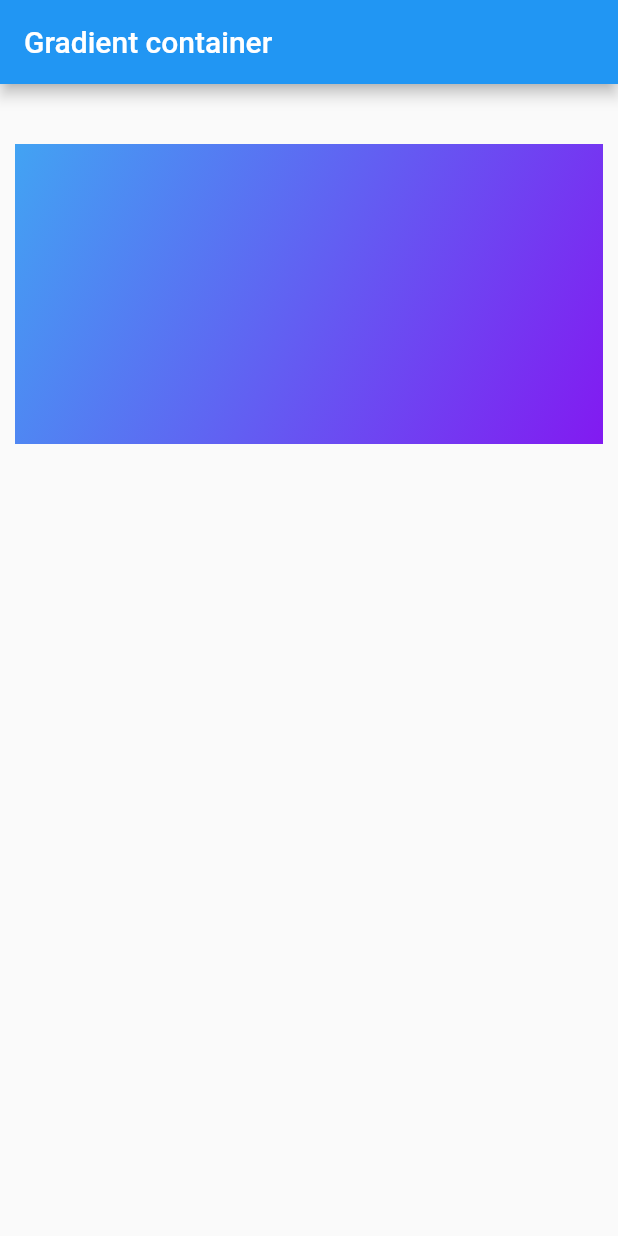
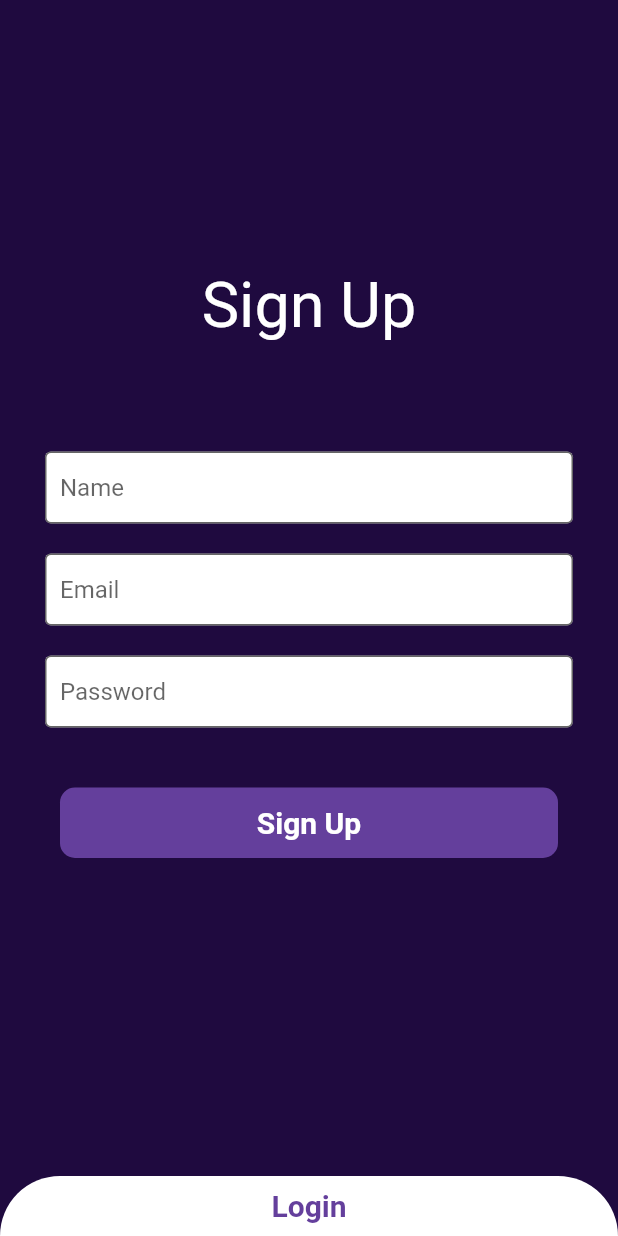
Before and after one commit to DeveloperMalay/flutter_animations, a Flutter app: the screen it shows after launch, on a phone screen of 412 x 824 dp. Run offline on Flutter 3.47's test engine with Material 2 defaults, Android fonts, the phone set to English and light mode, and no system bars; our stand-ins replace animated_theme_switcher, avatar_glow, flutter_switch, liquid_progress_indicator, loading_animation_widget, lottie and 2 more; missing offline and left inert: async_button_builder.

Commit message:
creating new login design

```diff
--- a/lib/main.dart
+++ b/lib/main.dart
@@ -4,6 +4,7 @@ import 'animations/drawer_animation_screen.dart';
 import 'animations/search_bar_animation.dart';
 import 'animations/theme_changer.dart';
 import 'gradient/gradient.dart';
+import 'new_authenticatoin_page/sign_up_page.dart';
 
 void main() {
   runApp(const MyApp());
@@ -23,7 +24,7 @@ class MyApp extends StatelessWidget {
         return MaterialApp(
           title: 'Flutter Demo',
           theme: myTheme,
-          home: const GradientContainer(),
+          home: const MainSignUpPage(),
         );
       },
     );
--- /dev/null
+++ b/lib/new_authenticatoin_page/sign_up_page.dart
@@ -0,0 +1,180 @@
+import 'package:flutter/material.dart';
+
+import 'login_bottomsheet.dart';
+
+class MainSignUpPage extends StatefulWidget {
+  const MainSignUpPage({super.key});
+
+  @override
+  State<MainSignUpPage> createState() => _MainSignUpPageState();
+}
+
+class _MainSignUpPageState extends State<MainSignUpPage> with TickerProviderStateMixin {
+  late AnimationController _controller;
+  late Animation<double> _animation;
+  late AnimationController _textController;
+  late Animation<double> _logintextAnimation;
+  @override
+  void initState() {
+    super.initState();
+    _controller = AnimationController(
+        duration: const Duration(milliseconds: 500), vsync: this);
+    _textController = AnimationController(
+        duration: const Duration(milliseconds: 500), vsync: this);
+    _animation = Tween<double>(begin: 1.4, end: .7).animate(_controller);
+    _logintextAnimation =
+        Tween<double>(begin: .7, end: 1.4).animate(_textController);
+  }
+
+  @override
+  void dispose() {
+    _controller.dispose();
+    _textController.dispose();
+    super.dispose();
+  }
+
+  void _startAnimation() {
+    _controller.forward();
+    _textController.forward();
+  }
+
+  void _closeAnimation() {
+    _controller.reverse();
+    _textController.reverse();
+  }
+
+  double fontsize1 = 30;
+
+  @override
+  Widget build(BuildContext context) {
+    return Scaffold(
+      appBar: AppBar(
+        backgroundColor: const Color.fromARGB(255, 31, 10, 63),
+        elevation: 0,
+      ),
+      body: SafeArea(
+        child: Container(
+          color: const Color.fromARGB(255, 31, 10, 63),
+          child: Column(
+            children: [
+              const SizedBox(height: 130),
+              ScaleTransition(
+                scale: _animation,
+                child: Text(
+                  "Sign Up",
+                  style: TextStyle(
+                      color: Colors.white,
+                      fontSize: fontsize1,
+                      fontWeight: FontWeight.normal),
+                ),
+              ),
+              const SizedBox(height: 80),
+              Padding(
+                padding: const EdgeInsets.symmetric(horizontal: 30),
+                child: TextFormField(
+                  decoration: const InputDecoration(
+                      filled: true,
+                      contentPadding:
+                          EdgeInsets.symmetric(vertical: 5, horizontal: 10),
+                      border: OutlineInputBorder(),
+                      focusedBorder: OutlineInputBorder(
+                          borderSide: BorderSide(color: Colors.transparent)),
+                      hintText: 'Name',
+                      fillColor: Colors.white),
+                ),
+              ),
+              const SizedBox(height: 20),
+              Padding(
+                padding: const EdgeInsets.symmetric(horizontal: 30),
+                child: TextFormField(
+                  decoration: const InputDecoration(
+                      filled: true,
+                      contentPadding:
+                          EdgeInsets.symmetric(vertical: 5, horizontal: 10),
+                      border: OutlineInputBorder(),
+                      focusedBorder: OutlineInputBorder(
+                          borderSide: BorderSide(color: Colors.transparent)),
+                      hintText: 'Email',
+                      fillColor: Colors.white),
+                ),
+              ),
+              const SizedBox(height: 20),
+              Padding(
+                padding: const EdgeInsets.symmetric(horizontal: 30),
+                child: TextFormField(
+                  obscureText: true,
+                  decoration: const InputDecoration(
+                      filled: true,
+                      contentPadding:
+                          EdgeInsets.symmetric(vertical: 5, horizontal: 10),
+                      border: OutlineInputBorder(),
+                      focusedBorder: OutlineInputBorder(
+                          borderSide: BorderSide(color: Colors.transparent)),
+                      hintText: 'Password',
+                      fillColor: Colors.white),
+                ),
+              ),
+              const SizedBox(height: 40),
+              Container(
+                width: double.infinity,
+                margin: const EdgeInsets.symmetric(horizontal: 40),
+                alignment: Alignment.center,
+                padding: const EdgeInsets.symmetric(vertical: 12),
+                decoration: BoxDecoration(
+                    borderRadius: BorderRadius.circular(10),
+                    color: const Color.fromARGB(255, 100, 63, 156)),
+                child: const Text(
+                  "Sign Up",
+                  style: TextStyle(
+                      color: Colors.white,
+                      fontSize: 20,
+                      fontWeight: FontWeight.bold),
+                ),
+              ),
+              const Spacer(),
+              GestureDetector(
+                onTap: () {
+                  _startAnimation();
+                  showModalBottomSheet(
+                      shape: const RoundedRectangleBorder(
+                        borderRadius: BorderRadius.vertical(
+                          top: Radius.circular(25.0),
+                        ),
+                      ),
+                      context: context,
+                      transitionAnimationController: AnimationController(
+                        vsync: Navigator.of(context),
+                        duration: const Duration(milliseconds: 600),
+                      ),
+                      builder: (context) {
+                        return LoginBottomSheet(
+                          aniamtion: _logintextAnimation,
+                        );
+                      }).then((value) {
+                    _closeAnimation();
+                  });
+                },
+                child: Container(
+                    height: 40,
+                    alignment: Alignment.center,
+                    width: double.infinity,
+                    decoration: const BoxDecoration(
+                        borderRadius: BorderRadius.only(
+                            topLeft: Radius.circular(170),
+                            topRight: Radius.circular(170)),
+                        color: Colors.white),
+                    child: const Text(
+                      'Login',
+                      style: TextStyle(
+                          color: Color.fromARGB(255, 100, 63, 156),
+                          fontSize: 20,
+                          fontWeight: FontWeight.bold),
+                    )),
+              )
+            ],
+          ),
+        ),
+      ),
+    );
+  }
+}
```
Also changed, not shown: lib/new_authenticatoin_page/login_bottomsheet.dart (added, +84 -0 lines).
